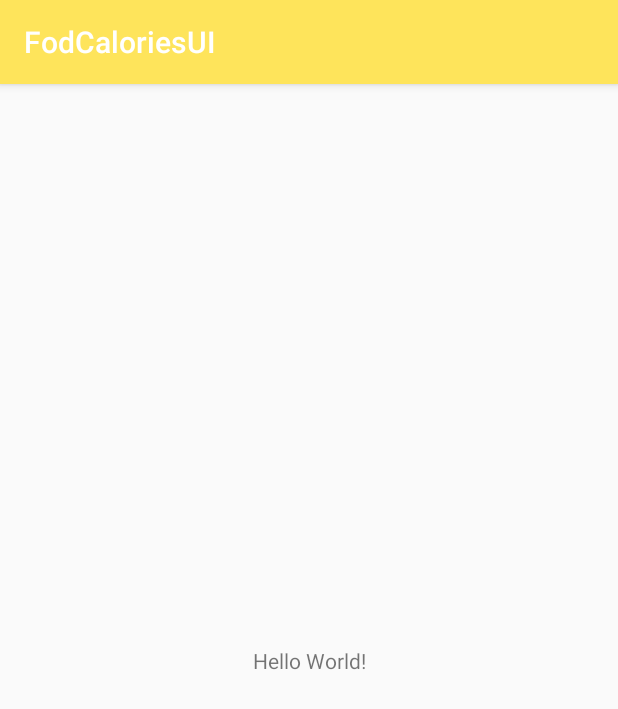
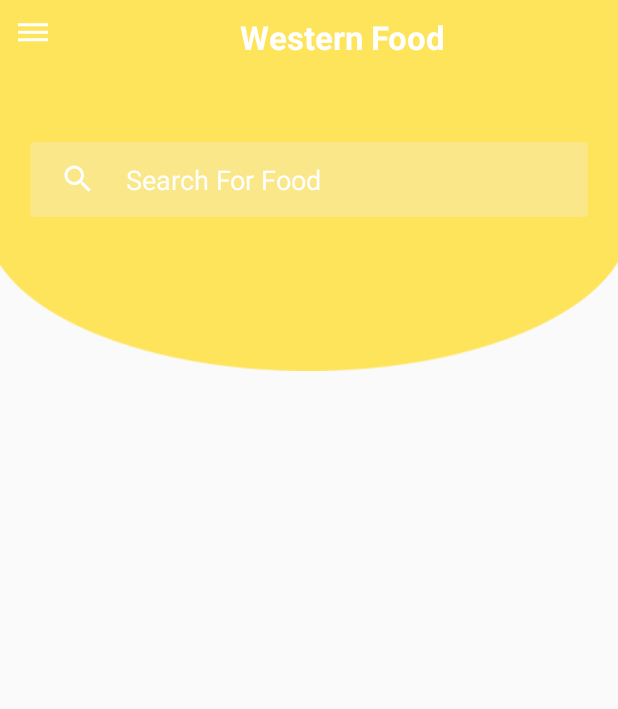
Before and after one commit to CodeApeZeph/FodCaloriesUI, an Android app: the screen it shows after launch (MainActivity), on a phone screen of 412 x 824 dp. Shown: the top 709 px of the screen. Run offline under Robolectric (Android 15) with nearby library versions, the phone set to English and light mode, and no system bars.

Commit message:
UI Initial Commit

```diff
--- /dev/null
+++ b/app/src/main/res/drawable/ic_dehaze_black_24dp.xml
@@ -0,0 +1,9 @@
+<vector xmlns:android="http://schemas.android.com/apk/res/android"
+        android:width="24dp"
+        android:height="24dp"
+        android:viewportWidth="24.0"
+        android:viewportHeight="24.0">
+    <path
+        android:fillColor="#FFFF"
+        android:pathData="M2,15.5v2h20v-2L2,15.5zM2,10.5v2h20v-2L2,10.5zM2,5.5v2h20v-2L2,5.5z"/>
+</vector>
--- /dev/null
+++ b/app/src/main/res/drawable/ic_search_black_24dp.xml
@@ -0,0 +1,9 @@
+<vector xmlns:android="http://schemas.android.com/apk/res/android"
+    android:width="24dp"
+    android:height="24dp"
+    android:viewportHeight="24.0"
+    android:viewportWidth="24.0">
+    <path
+        android:fillColor="#FFFF"
+        android:pathData="M15.5,14h-0.79l-0.28,-0.27C15.41,12.59 16,11.11 16,9.5 16,5.91 13.09,3 9.5,3S3,5.91 3,9.5 5.91,16 9.5,16c1.61,0 3.09,-0.59 4.23,-1.57l0.27,0.28v0.79l5,4.99L20.49,19l-4.99,-5zM9.5,14C7.01,14 5,11.99 5,9.5S7.01,5 9.5,5 14,7.01 14,9.5 11.99,14 9.5,14z" />
+</vector>
--- a/app/src/main/res/layout/activity_main.xml
+++ b/app/src/main/res/layout/activity_main.xml
@@ -1,18 +1,71 @@
 <?xml version="1.0" encoding="utf-8"?>
-<android.support.constraint.ConstraintLayout xmlns:android="http://schemas.android.com/apk/res/android"
-    xmlns:app="http://schemas.android.com/apk/res-auto"
+<LinearLayout xmlns:android="http://schemas.android.com/apk/res/android"
     xmlns:tools="http://schemas.android.com/tools"
     android:layout_width="match_parent"
     android:layout_height="match_parent"
+    android:orientation="vertical"
+    android:weightSum="1.0"
     tools:context=".MainActivity">
 
-    <TextView
-        android:layout_width="wrap_content"
-        android:layout_height="wrap_content"
-        android:text="Hello World!"
-        app:layout_constraintBottom_toBottomOf="parent"
-        app:layout_constraintLeft_toLeftOf="parent"
-        app:layout_constraintRight_toRightOf="parent"
-        app:layout_constraintTop_toTopOf="parent" />
+    <LinearLayout
+        android:layout_width="match_parent"
+        android:layout_height="match_parent"
+        android:layout_weight="0.7"
+        android:background="@drawable/top_bg"
+        android:orientation="vertical"
+        android:weightSum="1.0">
 
-</android.support.constraint.ConstraintLayout>
+        <LinearLayout
+            android:layout_width="match_parent"
+            android:layout_height="match_parent"
+            android:layout_weight="0.7"
+            android:orientation="horizontal">
+
+            <ImageView
+                android:layout_width="wrap_content"
+                android:layout_height="wrap_content"
+                android:layout_margin="10dp"
+                android:src="@drawable/ic_dehaze_black_24dp" />
+
+            <TextView
+                android:layout_width="match_parent"
+                android:layout_height="wrap_content"
+                android:layout_marginTop="10dp"
+                android:gravity="center_horizontal"
+                android:text="Western Food"
+                android:textColor="@color/white_color"
+                android:textSize="22sp"
+                android:textStyle="bold" />
+
+        </LinearLayout>
+
+        <LinearLayout
+            android:layout_width="match_parent"
+            android:layout_height="match_parent"
+            android:layout_weight="0.3">
+
+            <EditText
+                android:layout_width="match_parent"
+                android:layout_height="50dp"
+                android:layout_marginLeft="20dp"
+                android:layout_marginRight="20dp"
+                android:layout_marginTop="20dp"
+                android:background="@drawable/search"
+                android:drawableLeft="@drawable/ic_search_black_24dp"
+
+                android:drawablePadding="20dp"
+                android:hint="Search For Food"
+                android:paddingLeft="20dp"
+                android:textColorHint="@color/white_color" />
+        </LinearLayout>
+
+    </LinearLayout>
+
+    <LinearLayout
+        android:layout_width="match_parent"
+        android:layout_height="match_parent"
+        android:layout_weight="0.3">
+
+    </LinearLayout>
+
+</LinearLayout>
--- a/app/src/main/res/values/colors.xml
+++ b/app/src/main/res/values/colors.xml
@@ -3,4 +3,5 @@
     <color name="colorPrimary">#fee45b</color>
     <color name="colorPrimaryDark">#e4c211</color>
     <color name="colorAccent">#fd6466</color>
+    <color name="white_color">#ffff</color>
 </resources>
--- a/app/src/main/res/values/styles.xml
+++ b/app/src/main/res/values/styles.xml
@@ -1,7 +1,7 @@
 <resources>
 
     <!-- Base application theme. -->
-    <style name="AppTheme" parent="Theme.AppCompat.Light.DarkActionBar">
+    <style name="AppTheme" parent="Theme.AppCompat.Light.NoActionBar">
         <!-- Customize your theme here. -->
         <item name="colorPrimary">@color/colorPrimary</item>
         <item name="colorPrimaryDark">@color/colorPrimaryDark</item>
```
Also changed, not shown: app/src/main/res/drawable/bottom_bg.png (added), app/src/main/res/drawable/button.png (added), app/src/main/res/drawable/cafe.png (added), app/src/main/res/drawable/food_conten_bg.png (added), app/src/main/res/drawable/fries.png (added), app/src/main/res/drawable/humb.png (added), app/src/main/res/drawable/ice_cream.png (added), app/src/main/res/drawable/search.png (added), app/src/main/res/drawable/top_bg.png (added).
